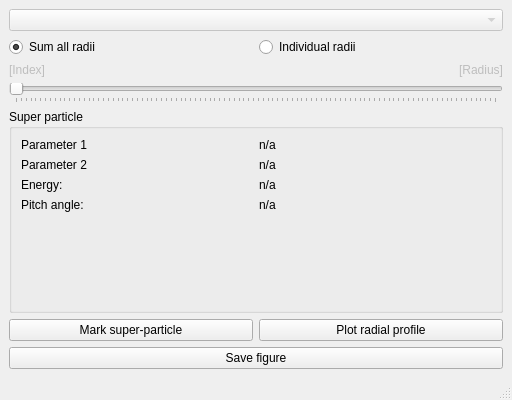
Old version of the form gui/ui/green/r12.ui in the repository hoppe93/softplot.
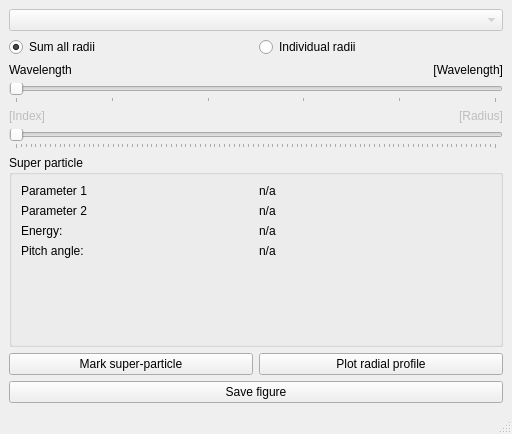
New version of the form.

Commit message: Generalize r12 to also work for wr12 functions

Diff of the .ui file:
```diff
--- a/gui/ui/green/r12.ui
+++ b/gui/ui/green/r12.ui
@@ -7,7 +7,7 @@
     <x>0</x>
     <y>0</y>
     <width>512</width>
-    <height>400</height>
+    <height>434</height>
    </rect>
   </property>
   <property name="windowTitle">
@@ -46,6 +46,52 @@
       </item>
      </layout>
     </item>
+    <item>
+     <layout class="QHBoxLayout" name="horizontalLayout_8">
+      <property name="topMargin">
+       <number>0</number>
+      </property>
+      <item>
+       <widget class="QLabel" name="lblWavelengthLbl">
+        <property name="enabled">
+         <bool>true</bool>
+        </property>
+        <property name="text">
+         <string>Wavelength</string>
+        </property>
+       </widget>
+      </item>
+      <item>
+       <widget class="QLabel" name="lblWavelength">
+        <property name="enabled">
+         <bool>true</bool>
+        </property>
+        <property name="text">
+         <string>[Wavelength]</string>
+        </property>
+        <property name="alignment">
+         <set>Qt::AlignRight|Qt::AlignTrailing|Qt::AlignVCenter</set>
+        </property>
+       </widget>
+      </item>
+     </layout>
+    </item>
+    <item>
+     <widget class="QSlider" name="sliderWavelength">
+      <property name="enabled">
+       <bool>true</bool>
+      </property>
+      <property name="maximum">
+       <number>5</number>
+      </property>
+      <property name="orientation">
+       <enum>Qt::Horizontal</enum>
+      </property>
+      <property name="tickPosition">
+       <enum>QSlider::TicksBelow</enum>
+      </property>
+     </widget>
+    </item>
     <item>
      <layout class="QHBoxLayout" name="horizontalLayout">
       <property name="topMargin">
```
Left out of the diff: 2 changed lines with no effect on the pictures. The commit also changes 2 other files.
